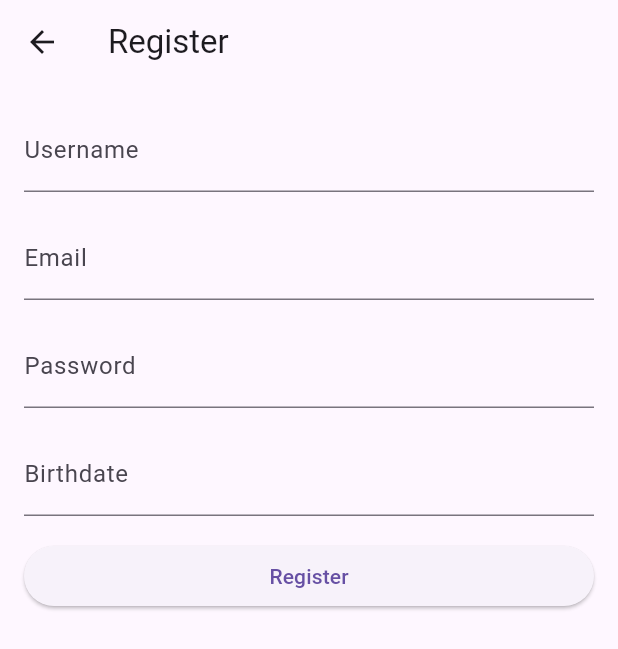
After one commit to RomainConte/Yowl, a Flutter app: the RegisterScreen screen opened directly, after a tap on "Register", on a phone screen of 412 x 824 dp. The commit adds this screen. Shown: the top 649 px of the screen. Run offline on Flutter 3.47's test engine with Material 3 defaults, Android fonts, the phone set to English and light mode, and no system bars; network calls fail.

Commit message:
[ADD] Register page and form

```diff
--- a/yowl/lib/screens/login_screen.dart
+++ b/yowl/lib/screens/login_screen.dart
@@ -1,7 +1,7 @@
 import 'package:flutter/material.dart';
 import 'package:http/http.dart' as http;
 import 'package:yowl/screens/home_screen.dart';
-
+import 'package:yowl/screens/register_screen.dart';
 
 class LoginScreen extends StatefulWidget {
   @override
@@ -23,13 +23,12 @@ class _LoginScreenState extends State<LoginScreen> {
     );
 
     if (response.statusCode == 200) {
-  // Login successful, navigate to home page
-  Navigator.push(
-    context,
-    MaterialPageRoute(builder: (context) => HomeScreen()),
-  );
-}
-else {
+      // Login successful, navigate to home page
+      Navigator.push(
+        context,
+        MaterialPageRoute(builder: (context) => HomeScreen()),
+      );
+    } else {
       // Login failed, show error message
       showDialog(
         context: context,
@@ -45,6 +44,14 @@ else {
         ),
       );
     }
+  }
+
+  // Function to navigate to the RegisterScreen
+  void navigateToRegisterScreen() {
+    Navigator.push(
+      context,
+      MaterialPageRoute(builder: (context) => RegisterScreen()),
+    );
   }
 
   @override
@@ -77,15 +84,15 @@ else {
               onPressed: login,
               child: Text('Login'),
             ),
+            SizedBox(height: 16.0),
+            // Add a sign-up button
+            ElevatedButton(
+              onPressed: navigateToRegisterScreen,
+              child: Text('Sign Up'),
+            ),
           ],
         ),
       ),
     );
   }
 }
-
-void main() {
-  runApp(MaterialApp(
-    home: LoginScreen(),
-  ));
-}
--- /dev/null
+++ b/yowl/lib/screens/register_screen.dart
@@ -0,0 +1,85 @@
+import 'package:flutter/material.dart';
+import 'package:http/http.dart' as http;
+import 'package:yowl/screens/login_screen.dart';
+
+class RegisterScreen extends StatelessWidget {
+  final TextEditingController usernameController = TextEditingController();
+  final TextEditingController emailController = TextEditingController();
+  final TextEditingController passwordController = TextEditingController();
+  final TextEditingController birthdateController = TextEditingController();
+
+  Future<void> register(BuildContext context) async {
+    final url = Uri.parse('http://10.0.2.2:1337/api/auth/local/register');
+    final response = await http.post(
+      url,
+      body: {
+        'username': usernameController.text,
+        'email': emailController.text,
+        'password': passwordController.text,
+        'naissance': birthdateController.text,
+        'confirmed': 'true'
+      },
+    );
+
+     if (response.statusCode == 200) {
+      // Login successful, navigate to home page
+      Navigator.push(
+        context,
+        MaterialPageRoute(builder: (context) => LoginScreen()),
+      );
+    }  else {
+      // Handle registration error
+      // TODO: Show an error message to the user
+    }
+  }
+
+  @override
+  Widget build(BuildContext context) {
+    return Scaffold(
+      appBar: AppBar(
+        title: Text('Register'),
+      ),
+      body: Padding(
+        padding: EdgeInsets.all(16.0),
+        child: Column(
+          crossAxisAlignment: CrossAxisAlignment.stretch,
+          children: [
+            TextField(
+              controller: usernameController,
+              decoration: InputDecoration(
+                labelText: 'Username',
+              ),
+            ),
+            SizedBox(height: 16.0),
+            TextField(
+              controller: emailController,
+              decoration: InputDecoration(
+                labelText: 'Email',
+              ),
+            ),
+            SizedBox(height: 16.0),
+            TextField(
+              controller: passwordController,
+              decoration: InputDecoration(
+                labelText: 'Password',
+              ),
+              obscureText: true,
+            ),
+            SizedBox(height: 16.0),
+            TextField(
+              controller: birthdateController,
+              decoration: InputDecoration(
+                labelText: 'Birthdate',
+              ),
+            ),
+            SizedBox(height: 16.0),
+            ElevatedButton(
+              onPressed: () => register(context),
+              child: Text('Register'),
+            ),
+          ],
+        ),
+      ),
+    );
+  }
+}
```
Also changed, not shown: 1 other file.
